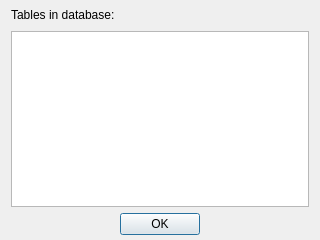
Above: MSSPM_Main/forms/Main/TableNamesDlg.ui from nmfs-fish-tools/MSSPM before the change. Below: the same form after it.
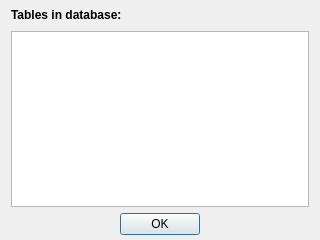
That is the form after the change.

```diff
--- a/MSSPM_Main/forms/Main/TableNamesDlg.ui
+++ b/MSSPM_Main/forms/Main/TableNamesDlg.ui
@@ -32,6 +32,12 @@
       <layout class="QHBoxLayout" name="horizontalLayout_2">
        <item>
         <widget class="QLabel" name="tableNamesLB">
+         <property name="font">
+          <font>
+           <weight>75</weight>
+           <bold>true</bold>
+          </font>
+         </property>
          <property name="text">
           <string>Tables in database:</string>
          </property>
```
